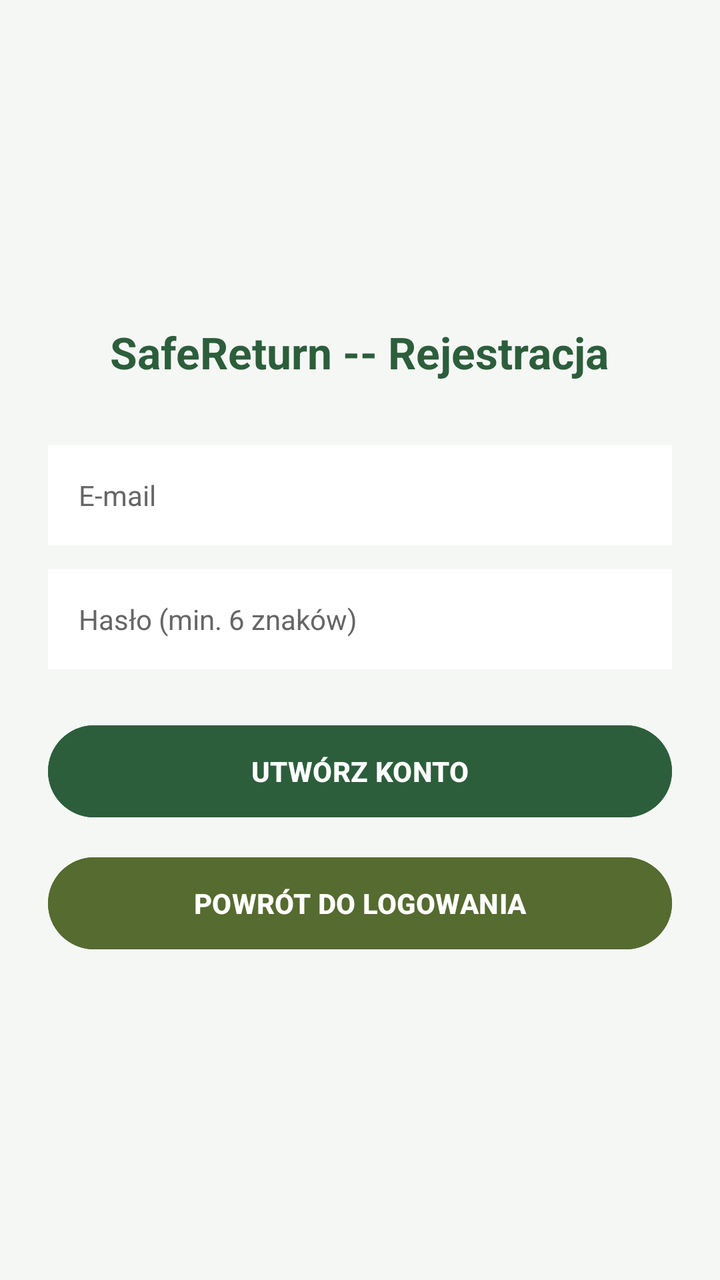
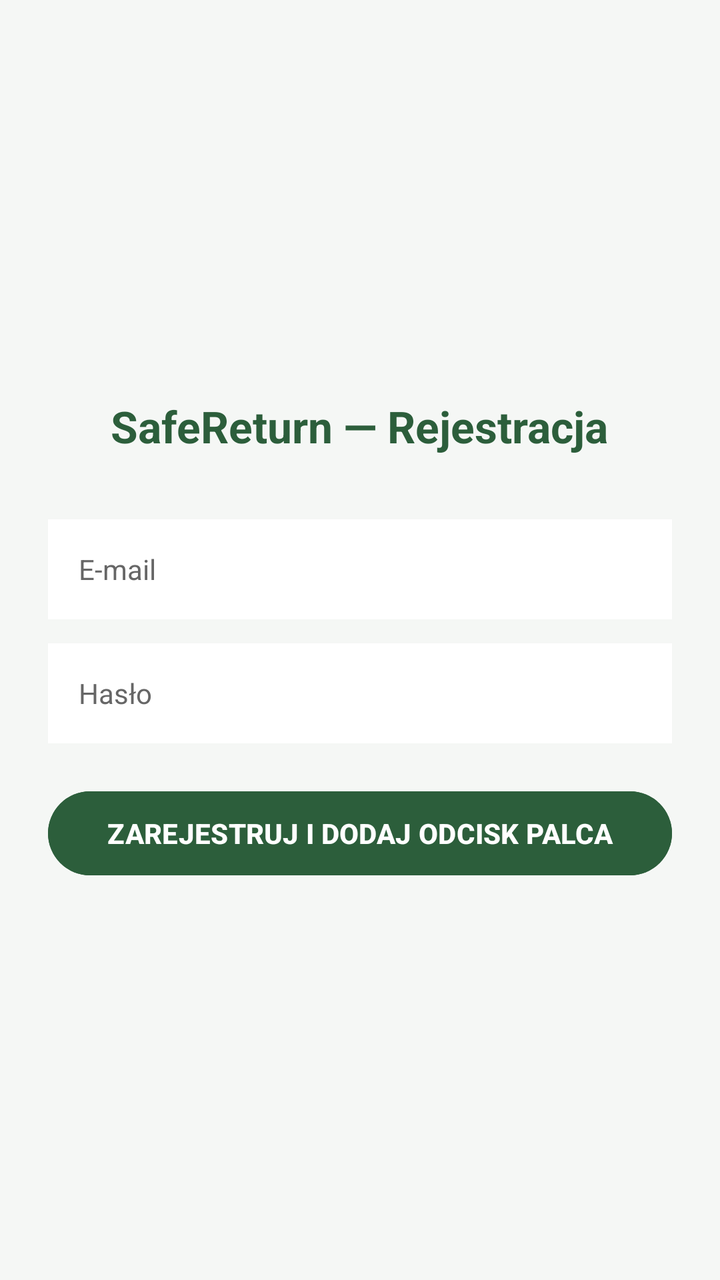

The first picture is an Android layout as it rendered before a commit; the second is the same layout after the commit. The layout source and the unified diff follow.
<!-- AndroidManifest.xml: application theme Theme.SafeReturn -->
<!-- res/layout/activity_register.xml -->
<?xml version="1.0" encoding="utf-8"?>
<LinearLayout xmlns:android="http://schemas.android.com/apk/res/android"
    android:layout_width="match_parent"
    android:layout_height="match_parent"
    android:background="@color/bg_light"
    android:gravity="center"
    android:orientation="vertical"
    android:padding="24dp">

    <TextView
        android:layout_width="wrap_content"
        android:layout_height="wrap_content"
        android:layout_marginBottom="32dp"
        android:text="SafeReturn -- Rejestracja"
        android:textColor="@color/forest_primary"
        android:textSize="22sp"
        android:textStyle="bold" />

    <EditText
        android:id="@+id/etRegEmail"
        android:layout_width="match_parent"
        android:layout_height="50dp"
        android:layout_marginBottom="12dp"
        android:background="@color/card_bg"
        android:hint=" E-mail"
        android:inputType="textEmailAddress"
        android:paddingHorizontal="12dp"
        android:textColor="@color/text_main"
        android:textColorHint="#666666"
        android:textSize="14sp" />

    <EditText
        android:id="@+id/etRegPassword"
        android:layout_width="match_parent"
        android:layout_height="50dp"
        android:layout_marginBottom="24dp"
        android:background="@color/card_bg"
        android:hint=" Hasło (min. 6 znaków)"
        android:inputType="textPassword"
        android:paddingHorizontal="12dp"
        android:textColor="@color/text_main"
        android:textColorHint="#666666"
        android:textSize="14sp" />

    <Button
        android:id="@+id/btnRegisterUser"
        android:layout_width="match_parent"
        android:layout_height="54dp"
        android:layout_marginBottom="12dp"
        android:backgroundTint="@color/forest_primary"
        android:text="UTWÓRZ KONTO"
        android:textColor="@android:color/white"
        android:textStyle="bold" />

    <Button
        android:id="@+id/btnBackToLogin"
        android:layout_width="match_parent"
        android:layout_height="54dp"
        android:backgroundTint="@color/forest_accent"
        android:text="POWRÓT DO LOGOWANIA"
        android:textColor="@android:color/white"
        android:textStyle="bold" />

</LinearLayout>
<!-- resources referenced by this layout -->
<resources>
  <color name="bg_light">#F5F7F5</color>
  <color name="card_bg">#FFFFFF</color>
  <color name="forest_accent">#556B2F</color>
  <color name="forest_primary">#2C5E3B</color>
  <color name="text_main">#222222</color>
  <style name="Theme.SafeReturn" parent="Base.Theme.SafeReturn" />
  <style name="Base.Theme.SafeReturn" parent="Theme.Material3.DayNight.NoActionBar">
          
          
      </style>
</resources>

<!-- the commit's change to res/layout/activity_register.xml (unified diff, before → after) -->
@@ -6,18 +6,16 @@
     android:gravity="center"
     android:orientation="vertical"
     android:padding="24dp">
-
     <TextView
         android:layout_width="wrap_content"
         android:layout_height="wrap_content"
         android:layout_marginBottom="32dp"
-        android:text="SafeReturn -- Rejestracja"
+        android:text="SafeReturn — Rejestracja"
         android:textColor="@color/forest_primary"
         android:textSize="22sp"
         android:textStyle="bold" />
-
     <EditText
-        android:id="@+id/etRegEmail"
+        android:id="@+id/etEmail"
         android:layout_width="match_parent"
         android:layout_height="50dp"
         android:layout_marginBottom="12dp"
@@ -28,37 +26,24 @@
         android:textColor="@color/text_main"
         android:textColorHint="#666666"
         android:textSize="14sp" />
-
     <EditText
-        android:id="@+id/etRegPassword"
+        android:id="@+id/etPassword"
         android:layout_width="match_parent"
         android:layout_height="50dp"
-        android:layout_marginBottom="24dp"
+        android:layout_marginBottom="20dp"
         android:background="@color/card_bg"
-        android:hint=" Hasło (min. 6 znaków)"
+        android:hint=" Hasło"
         android:inputType="textPassword"
         android:paddingHorizontal="12dp"
         android:textColor="@color/text_main"
         android:textColorHint="#666666"
         android:textSize="14sp" />
-
     <Button
-        android:id="@+id/btnRegisterUser"
+        android:id="@+id/btnRegister"
         android:layout_width="match_parent"
-        android:layout_height="54dp"
-        android:layout_marginBottom="12dp"
+        android:layout_height="50dp"
         android:backgroundTint="@color/forest_primary"
-        android:text="UTWÓRZ KONTO"
+        android:text="ZAREJESTRUJ I DODAJ ODCISK PALCA"
         android:textColor="@android:color/white"
         android:textStyle="bold" />
-
-    <Button
-        android:id="@+id/btnBackToLogin"
-        android:layout_width="match_parent"
-        android:layout_height="54dp"
-        android:backgroundTint="@color/forest_accent"
-        android:text="POWRÓT DO LOGOWANIA"
-        android:textColor="@android:color/white"
-        android:textStyle="bold" />
-
 </LinearLayout>
<!-- resource entries referenced after the edit -->
@@ -2,7 +2,6 @@
 <resources>
   <color name="bg_light">#F5F7F5</color>
   <color name="card_bg">#FFFFFF</color>
-  <color name="forest_accent">#556B2F</color>
   <color name="forest_primary">#2C5E3B</color>
   <color name="text_main">#222222</color>
   <style name="Theme.SafeReturn" parent="Base.Theme.SafeReturn" />
